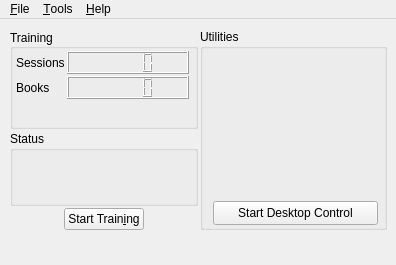
The window that ui/windows/main.ui (GunioRobot/speechcontrol) describes before a commit, drawn with Qt 5.
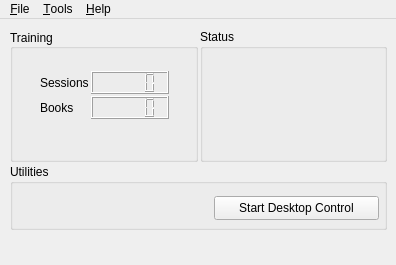
The same window after the commit. Icons and pictures are not drawn.

```diff
--- a/ui/windows/main.ui
+++ b/ui/windows/main.ui
@@ -44,7 +44,7 @@
      </rect>
     </property>
     <layout class="QGridLayout" name="gridLayout">
-     <item row="0" column="0" rowspan="3">
+     <item row="0" column="0" rowspan="2">
       <widget class="QGroupBox" name="groupBoxTraining">
        <property name="sizePolicy">
         <sizepolicy hsizetype="Preferred" vsizetype="Expanding">
@@ -64,9 +64,9 @@
        <widget class="QWidget" name="formLayoutWidget">
         <property name="geometry">
          <rect>
-          <x>4</x>
-          <y>20</y>
-          <width>177</width>
+          <x>28</x>
+          <y>40</y>
+          <width>133</width>
           <height>57</height>
          </rect>
         </property>
@@ -95,62 +95,7 @@
        </widget>
       </widget>
      </item>
-     <item row="4" column="0">
-      <layout class="QHBoxLayout" name="horizontalLayout">
-       <item>
-        <spacer name="horizontalSpacer">
-         <property name="orientation">
-          <enum>Qt::Horizontal</enum>
-         </property>
-         <property name="sizeType">
-          <enum>QSizePolicy::Minimum</enum>
-         </property>
-         <property name="sizeHint" stdset="0">
-          <size>
-           <width>10</width>
-           <height>20</height>
-          </size>
-         </property>
-        </spacer>
-       </item>
-       <item>
-        <widget class="QPushButton" name="pushButtonStartTrain">
-         <property name="sizePolicy">
-          <sizepolicy hsizetype="Fixed" vsizetype="Fixed">
-           <horstretch>0</horstretch>
-           <verstretch>0</verstretch>
-          </sizepolicy>
-         </property>
-         <property name="toolTip">
-          <string>Start training.</string>
-         </property>
-         <property name="statusTip">
-          <string>Begins the training process.</string>
-         </property>
-         <property name="text">
-          <string>Start Train&amp;ing</string>
-         </property>
-        </widget>
-       </item>
-       <item>
-        <spacer name="horizontalSpacer_2">
-         <property name="orientation">
-          <enum>Qt::Horizontal</enum>
-         </property>
-         <property name="sizeType">
-          <enum>QSizePolicy::Minimum</enum>
-         </property>
-         <property name="sizeHint" stdset="0">
-          <size>
-           <width>10</width>
-           <height>20</height>
-          </size>
-         </property>
-        </spacer>
-       </item>
-      </layout>
-     </item>
-     <item row="3" column="0">
+     <item row="0" column="1" rowspan="2">
       <widget class="QGroupBox" name="groupBox">
        <property name="minimumSize">
         <size>
@@ -163,7 +108,7 @@
        </property>
       </widget>
      </item>
-     <item row="0" column="1" rowspan="5">
+     <item row="2" column="0" colspan="2">
       <widget class="QGroupBox" name="groupBoxUtilities">
        <property name="title">
         <string>Utilities</string>
@@ -171,8 +116,8 @@
        <widget class="QPushButton" name="btnDesktopControl">
         <property name="geometry">
          <rect>
-          <x>13</x>
-          <y>172</y>
+          <x>204</x>
+          <y>32</y>
           <width>165</width>
           <height>24</height>
          </rect>
@@ -181,22 +126,6 @@
          <string>Start Desktop Control</string>
         </property>
        </widget>
-       <widget class="QLabel" name="lblDesktop">
-        <property name="geometry">
-         <rect>
-          <x>8</x>
-          <y>24</y>
-          <width>165</width>
-          <height>137</height>
-         </rect>
-        </property>
-        <property name="text">
-         <string/>
-        </property>
-        <property name="alignment">
-         <set>Qt::AlignCenter</set>
-        </property>
-       </widget>
       </widget>
      </item>
     </layout>
```
Left out of the diff: 33 changed lines with no effect on the pictures.
